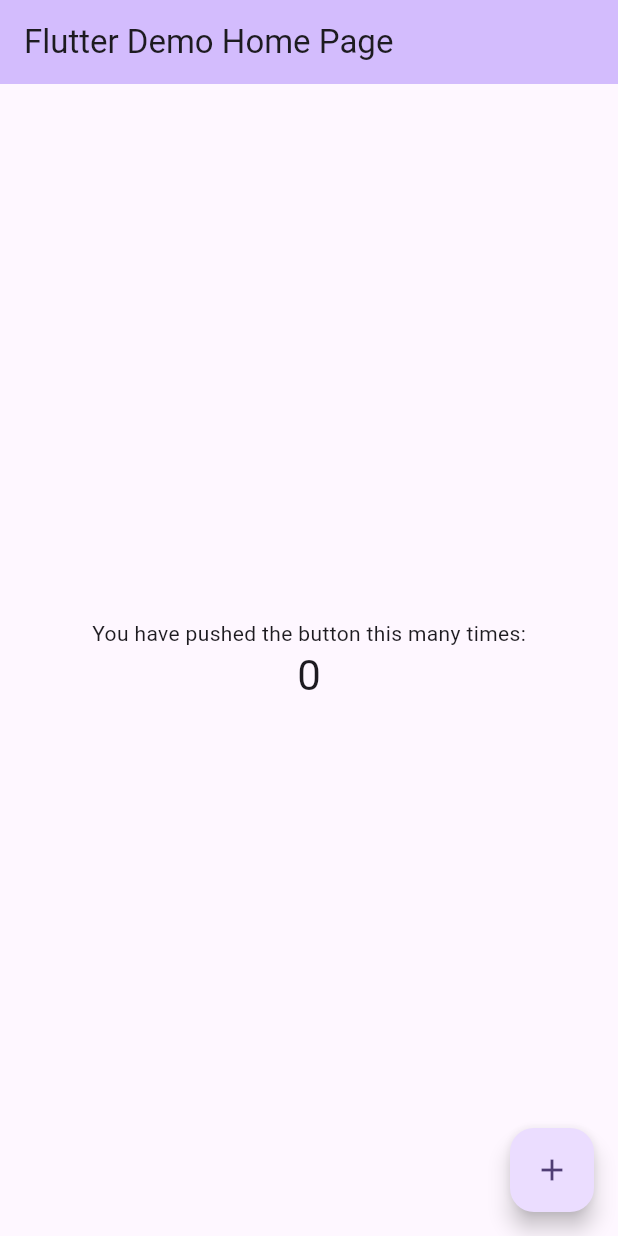
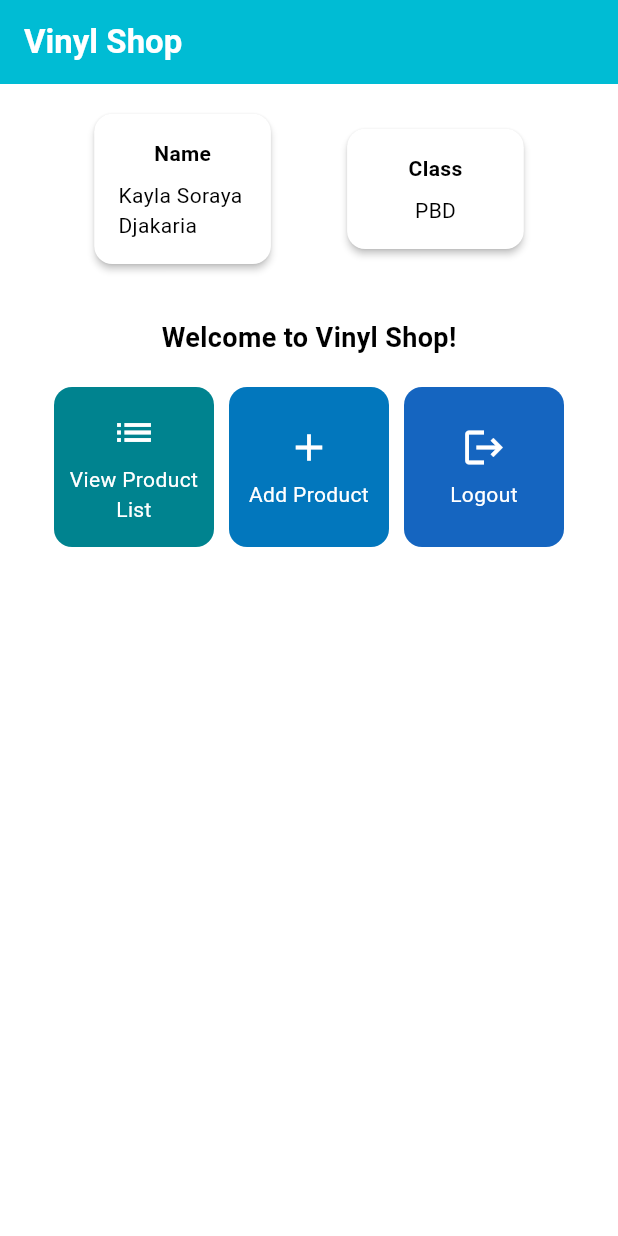
Before and after one commit to luticakep/vinyl-shop-mobile, a Flutter app: the screen it shows after launch, on a phone screen of 412 x 824 dp. Run offline on Flutter 3.47's test engine with Material 3 defaults, Android fonts, the phone set to English and light mode, and no system bars.

Commit message:
finish assignment 7

```diff
--- a/lib/main.dart
+++ b/lib/main.dart
@@ -1,4 +1,5 @@
 import 'package:flutter/material.dart';
+import 'package:vinyl_shop/menu.dart';
 
 void main() {
   runApp(const MyApp());
@@ -11,115 +12,14 @@
   @override
   Widget build(BuildContext context) {
     return MaterialApp(
-      title: 'Flutter Demo',
+      title: 'Vinyl Shop',
       theme: ThemeData(
-        // This is the theme of your application.
-        //
-        // TRY THIS: Try running your application with "flutter run". You'll see
-        // the application has a purple toolbar. Then, without quitting the app,
-        // try changing the seedColor in the colorScheme below to Colors.green
-        // and then invoke "hot reload" (save your changes or press the "hot
-        // reload" button in a Flutter-supported IDE, or press "r" if you used
-        // the command line to start the app).
-        //
-        // Notice that the counter didn't reset back to zero; the application
-        // state is not lost during the reload. To reset the state, use hot
-        // restart instead.
-        //
-        // This works for code too, not just values: Most code changes can be
-        // tested with just a hot reload.
-        colorScheme: ColorScheme.fromSeed(seedColor: Colors.deepPurple),
+        colorScheme: ColorScheme.fromSwatch(
+          primarySwatch: Colors.cyan,
+        ).copyWith(secondary: Colors.cyan[800]),
         useMaterial3: true,
       ),
-      home: const MyHomePage(title: 'Flutter Demo Home Page'),
+      home: MyHomePage(),
     );
   }
 }
-
-class MyHomePage extends StatefulWidget {
-  const MyHomePage({super.key, required this.title});
-
-  // This widget is the home page of your application. It is stateful, meaning
-  // that it has a State object (defined below) that contains fields that affect
-  // how it looks.
-
-  // This class is the configuration for the state. It holds the values (in this
-  // case the title) provided by the parent (in this case the App widget) and
-  // used by the build method of the State. Fields in a Widget subclass are
-  // always marked "final".
-
-  final String title;
-
-  @override
-  State<MyHomePage> createState() => _MyHomePageState();
-}
-
-class _MyHomePageState extends State<MyHomePage> {
-  int _counter = 0;
-
-  void _incrementCounter() {
-    setState(() {
-      // This call to setState tells the Flutter framework that something has
-      // changed in this State, which causes it to rerun the build method below
-      // so that the display can reflect the updated values. If we changed
-      // _counter without calling setState(), then the build method would not be
-      // called again, and so nothing would appear to happen.
-      _counter++;
-    });
-  }
-
-  @override
-  Widget build(BuildContext context) {
-    // This method is rerun every time setState is called, for instance as done
-    // by the _incrementCounter method above.
-    //
-    // The Flutter framework has been optimized to make rerunning build methods
-    // fast, so that you can just rebuild anything that needs updating rather
-    // than having to individually change instances of widgets.
-    return Scaffold(
-      appBar: AppBar(
-        // TRY THIS: Try changing the color here to a specific color (to
-        // Colors.amber, perhaps?) and trigger a hot reload to see the AppBar
-        // change color while the other colors stay the same.
-        backgroundColor: Theme.of(context).colorScheme.inversePrimary,
-        // Here we take the value from the MyHomePage object that was created by
-        // the App.build method, and use it to set our appbar title.
-        title: Text(widget.title),
-      ),
-      body: Center(
-        // Center is a layout widget. It takes a single child and positions it
-        // in the middle of the parent.
-        child: Column(
-          // Column is also a layout widget. It takes a list of children and
-          // arranges them vertically. By default, it sizes itself to fit its
-          // children horizontally, and tries to be as tall as its parent.
-          //
-          // Column has various properties to control how it sizes itself and
-          // how it positions its children. Here we use mainAxisAlignment to
-          // center the children vertically; the main axis here is the vertical
-          // axis because Columns are vertical (the cross axis would be
-          // horizontal).
-          //
-          // TRY THIS: Invoke "debug painting" (choose the "Toggle Debug Paint"
-          // action in the IDE, or press "p" in the console), to see the
-          // wireframe for each widget.
-          mainAxisAlignment: MainAxisAlignment.center,
-          children: <Widget>[
-            const Text(
-              'You have pushed the button this many times:',
-            ),
-            Text(
-              '$_counter',
-              style: Theme.of(context).textTheme.headlineMedium,
-            ),
-          ],
-        ),
-      ),
-      floatingActionButton: FloatingActionButton(
-        onPressed: _incrementCounter,
-        tooltip: 'Increment',
-        child: const Icon(Icons.add),
-      ), // This trailing comma makes auto-formatting nicer for build methods.
-    );
-  }
-}
--- /dev/null
+++ b/lib/menu.dart
@@ -0,0 +1,199 @@
+import 'package:flutter/material.dart';
+
+class MyHomePage extends StatelessWidget {
+  final String name = 'Kayla Soraya Djakaria'; // Name
+  final String className = 'PBD'; // Class
+  final List<ItemHomepage> items = [
+         ItemHomepage("View Product List", Icons.list),
+         ItemHomepage("Add Product", Icons.add),
+         ItemHomepage("Logout", Icons.logout),
+  ];
+  MyHomePage({super.key});
+
+  @override
+  Widget build(BuildContext context) {
+    // Scaffold provides the basic structure of the page with the AppBar and body.
+    return Scaffold(
+      // AppBar is the top part of the page that displays the title.
+      appBar: AppBar(
+        // The title of the application "Vinyl Shop" with white text and bold font.
+        title: const Text(
+          'Vinyl Shop',
+          style: TextStyle(
+            color: Colors.white,
+            fontWeight: FontWeight.bold,
+          ),
+        ),
+        // The background color of the AppBar is obtained from the application theme color scheme.
+        backgroundColor: Theme.of(context).colorScheme.primary,
+      ),
+      // Body of the page with paddings around it.
+      body: Padding(
+        padding: const EdgeInsets.all(16.0),
+        // Place the widget vertically in a column.
+        child: Column(
+          crossAxisAlignment: CrossAxisAlignment.center,
+          children: [
+            // Row to display 3 InfoCard horizontally.
+            Row(
+              mainAxisAlignment: MainAxisAlignment.spaceEvenly,
+              children: [
+                InfoCard(title: 'Name', content: name),
+                InfoCard(title: 'Class', content: className),
+              ],
+            ),
+
+            // Give a vertical space of 16 units.
+            const SizedBox(height: 16.0),
+
+            // Place the following widget in the center of the page.
+            Center(
+              child: Column(
+                // Place the text and grid item vertically.
+                children: [
+                  // Display the welcome message with bold font and size 18.
+                  const Padding(
+                    padding: EdgeInsets.only(top: 16.0),
+                    child: Text(
+                      'Welcome to Vinyl Shop!',
+                      style: TextStyle(
+                        fontWeight: FontWeight.bold,
+                        fontSize: 18.0,
+                      ),
+                    ),
+                  ),
+
+                  // Grid to display ItemCard in a 3 column grid.
+                  GridView.count(
+                    primary: true,
+                    padding: const EdgeInsets.all(20),
+                    crossAxisSpacing: 10,
+                    mainAxisSpacing: 10,
+                    crossAxisCount: 3,
+                    // To ensure that the grid fits its height.
+                    shrinkWrap: true,
+
+                    // Display ItemCard for each item in the items list.
+                    children: items.asMap().entries.map((entry) {
+                      int idx = entry.key;
+                      ItemHomepage item = entry.value;
+                      Color color;
+                      switch (idx) {
+                        case 0:
+                          color = Colors.cyan.shade800;
+                          break;
+                        case 1:
+                          color = Colors.lightBlue.shade800;
+                          break;
+                        case 2:
+                          color = Colors.blue.shade800;
+                          break;
+                        default:
+                          color = Colors.cyan;
+                      }
+                      return ItemCard(item, color: color);
+                    }).toList(),
+                  ),
+                ],
+              ),
+            ),
+          ],
+        ),
+      ),
+    );
+  }
+}
+
+class InfoCard extends StatelessWidget {
+  // Card information that displays the title and content.
+
+  final String title;  // Card title.
+  final String content;  // Card content.
+
+  const InfoCard({super.key, required this.title, required this.content});
+
+  @override
+  Widget build(BuildContext context) {
+    return Card(
+      // Create a card box with a shadow.
+      elevation: 2.0,
+      child: Container(
+        // Set the size and spacing within the card.
+        width: MediaQuery.of(context).size.width / 3.5, // Adjust with the width of the device used.
+        padding: const EdgeInsets.all(16.0),
+        // Place the title and content vertically.
+        child: Column(
+          children: [
+            Text(
+              title,
+              style: const TextStyle(fontWeight: FontWeight.bold),
+            ),
+            const SizedBox(height: 8.0),
+            Text(content),
+          ],
+        ),
+      ),
+    );
+  }
+}
+
+class ItemHomepage {
+    final String name;
+    final IconData icon;
+
+    ItemHomepage(this.name, this.icon);
+}
+
+class ItemCard extends StatelessWidget {
+  // Display the card with an icon and name.
+
+  final ItemHomepage item;
+  final Color color;
+
+  const ItemCard(this.item, {required this.color, super.key});
+
+  @override
+  Widget build(BuildContext context) {
+    return Material(
+      // Specify the background color of the application theme.
+      color: color,
+      // Round the card border.
+      borderRadius: BorderRadius.circular(12),
+
+      child: InkWell(
+        // Action when the card is pressed.
+        onTap: () {
+          // Display the SnackBar message when the card is pressed.
+          ScaffoldMessenger.of(context)
+            ..hideCurrentSnackBar()
+            ..showSnackBar(
+              SnackBar(content: Text("You have pressed the ${item.name} button!"))
+            );
+        },
+        // Container to store the Icon and Text
+        child: Container(
+          padding: const EdgeInsets.all(8),
+          child: Center(
+            child: Column(
+              // Place the Icon and Text in the center of the card.
+              mainAxisAlignment: MainAxisAlignment.center,
+              children: [
+                Icon(
+                  item.icon,
+                  color: Colors.white,
+                  size: 30.0,
+                ),
+                const Padding(padding: EdgeInsets.all(3)),
+                Text(
+                  item.name,
+                  textAlign: TextAlign.center,
+                  style: const TextStyle(color: Colors.white),
+                ),
+              ],
+            ),
+          ),
+        ),
+      ),
+    );
+  }
+}
```
Also changed, not shown: 1 other file.
